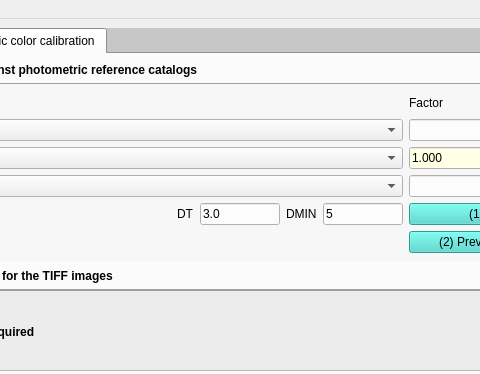
Qt form src/colorpicture/colorpicture.ui (schirmermischa/THELI) before a commit; both pictures show x 164 to 644 and y 0 to 374 of the 977 by 838 pixel window.
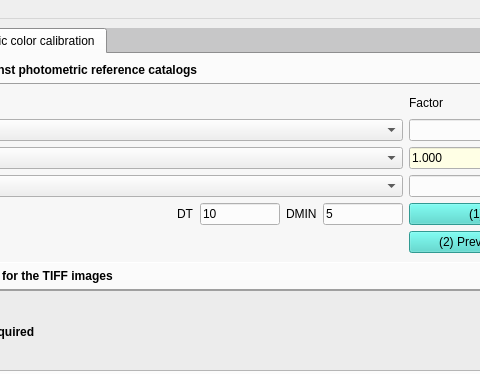
The same form after that commit.

Diff of the .ui file:
```diff
--- a/src/colorpicture/colorpicture.ui
+++ b/src/colorpicture/colorpicture.ui
@@ -3669,7 +3669,7 @@
                 <string>Detection threshold per pixel</string>
                </property>
                <property name="text">
-                <string>3.0</string>
+                <string>10</string>
                </property>
               </widget>
              </item>
```
